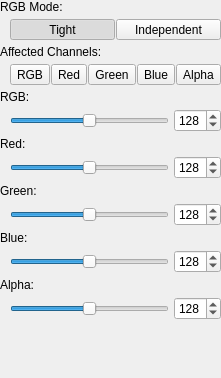
Before: the Qt Designer form src/imagefilter_threshold/filterwidget.ui in deiflou/ibp, drawn with Qt 5.
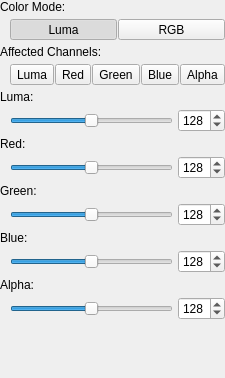
After: the same form once the commit is applied.

```diff
--- a/src/imagefilter_threshold/filterwidget.ui
+++ b/src/imagefilter_threshold/filterwidget.ui
@@ -6,7 +6,7 @@
    <rect>
     <x>0</x>
     <y>0</y>
-    <width>197</width>
+    <width>202</width>
     <height>378</height>
    </rect>
   </property>
@@ -37,7 +37,7 @@
      <item>
       <widget class="QLabel" name="label_3">
        <property name="text">
-        <string>RGB Mode:</string>
+        <string>Color Mode:</string>
        </property>
       </widget>
      </item>
@@ -58,7 +58,7 @@
           </sizepolicy>
          </property>
          <property name="text">
-          <string>Tight</string>
+          <string>Luma</string>
          </property>
          <property name="checkable">
           <bool>true</bool>
@@ -86,7 +86,7 @@
           </sizepolicy>
          </property>
          <property name="text">
-          <string>Independent</string>
+          <string>RGB</string>
          </property>
          <property name="checkable">
           <bool>true</bool>
@@ -128,7 +128,7 @@
           </sizepolicy>
          </property>
          <property name="text">
-          <string>RGB</string>
+          <string>Luma</string>
          </property>
          <property name="checkable">
           <bool>true</bool>
@@ -237,7 +237,7 @@
         <item>
          <widget class="QLabel" name="label_7">
           <property name="text">
-           <string>RGB:</string>
+           <string>Luma:</string>
           </property>
          </widget>
         </item>
```
Left out of the diff: 12 changed lines with no effect on the pictures.
